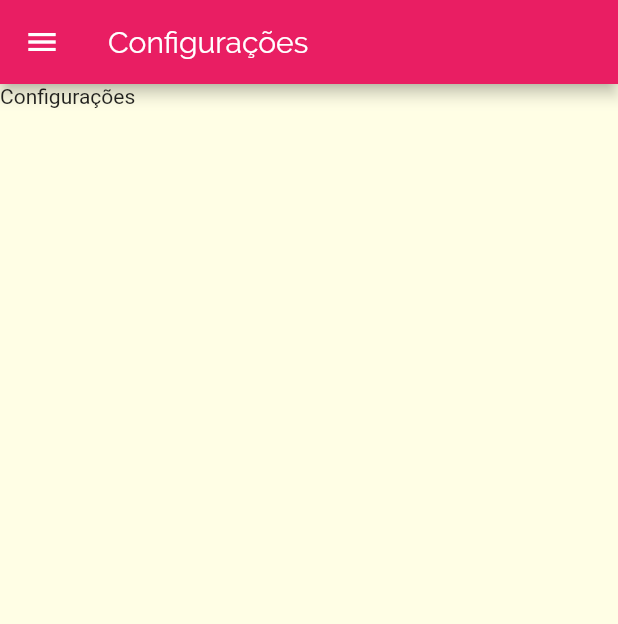
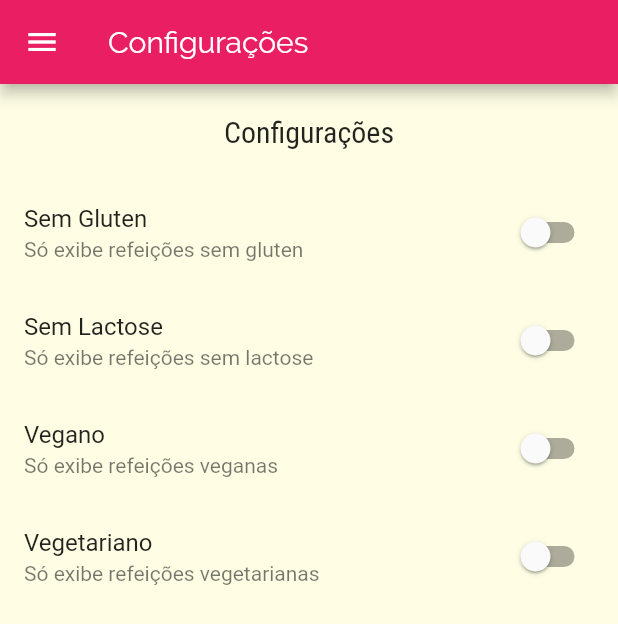
Before and after one commit to lstonussi/receitas, a Flutter app: the SettingsScreen screen opened by its route, on a phone screen of 412 x 824 dp. Shown: the top 624 px of the screen. Run offline on Flutter 3.47's test engine with Material 2 defaults, Android fonts, the phone set to English and light mode, and no system bars; network calls fail.

```diff
--- /dev/null
+++ b/lib/models/settings.dart
@@ -0,0 +1,13 @@
+class Settings {
+  bool isGlutenFree;
+  bool isLactoseFree;
+  bool isVegan;
+  bool isVegetarian;
+
+  Settings({
+    this.isGlutenFree = false,
+    this.isLactoseFree = false,
+    this.isVegan = false,
+    this.isVegetarian = false,
+  });
+}
--- a/lib/screens/settings_screen.dart
+++ b/lib/screens/settings_screen.dart
@@ -1,7 +1,41 @@
 import 'package:flutter/material.dart';
 import 'package:receita/components/main_drawer.dart';
+import 'package:receita/models/settings.dart';
 
-class SettingsScreen extends StatelessWidget {
+class SettingsScreen extends StatefulWidget {
+  final Function(Settings) onSettingsChange;
+  final Settings
+      settings; //Variavel que vem do main com o estado das confgiurações
+  SettingsScreen(this.onSettingsChange, this.settings);
+  @override
+  _SettingsScreenState createState() => _SettingsScreenState();
+}
+
+class _SettingsScreenState extends State<SettingsScreen> {
+  Settings settings; //Variavel local para definir o estado dos switchs
+  @override
+  void initState() {
+    super.initState();
+    settings = widget.settings;
+  }
+
+  Widget _createSwitch(
+    String title,
+    String subTitle,
+    bool value,
+    Function(bool) onChanged,
+  ) {
+    return SwitchListTile.adaptive(
+      title: Text(title),
+      subtitle: Text(subTitle),
+      value: value,
+      onChanged: (value) {
+        onChanged(value);
+        widget.onSettingsChange(settings);
+      },
+    );
+  }
+
   @override
   Widget build(BuildContext context) {
     return Container(
@@ -10,7 +44,52 @@ class SettingsScreen extends StatelessWidget {
           title: Text('Configurações'),
         ),
         drawer: MainDrawer(),
-        body: Text('Configurações'),
+        body: Column(
+          children: [
+            Container(
+              padding: EdgeInsets.all(20),
+              child: Text(
+                'Configurações',
+                style: Theme.of(context).textTheme.headline6,
+              ),
+            ),
+            Expanded(
+              child: ListView(
+                children: [
+                  _createSwitch('Sem Gluten', 'Só exibe refeições sem gluten',
+                      settings.isGlutenFree, (value) {
+                    setState(() {
+                      settings.isGlutenFree = value;
+                    });
+                  }),
+                  _createSwitch('Sem Lactose', 'Só exibe refeições sem lactose',
+                      settings.isLactoseFree, (value) {
+                    setState(() {
+                      settings.isLactoseFree = value;
+                    });
+                  }),
+                  _createSwitch(
+                      'Vegano', 'Só exibe refeições veganas', settings.isVegan,
+                      (value) {
+                    setState(() {
+                      settings.isVegan = value;
+                    });
+                  }),
+                  _createSwitch(
+                      'Vegetariano',
+                      'Só exibe refeições vegetarianas',
+                      settings.isVegetarian, (value) {
+                    setState(
+                      () {
+                        settings.isVegetarian = value;
+                      },
+                    );
+                  }),
+                ],
+              ),
+            )
+          ],
+        ),
       ),
     );
   }
```
Also changed, not shown: lib/main.dart (+51 -14 lines), lib/screens/categories_meal_screen.dart (+6 -2 lines), lib/screens/favorite_screen.dart (+14 -2 lines), lib/screens/meal_detail_screen.dart (+9 -2 lines), lib/screens/tabs_screen.dart (+24 -1 lines).
